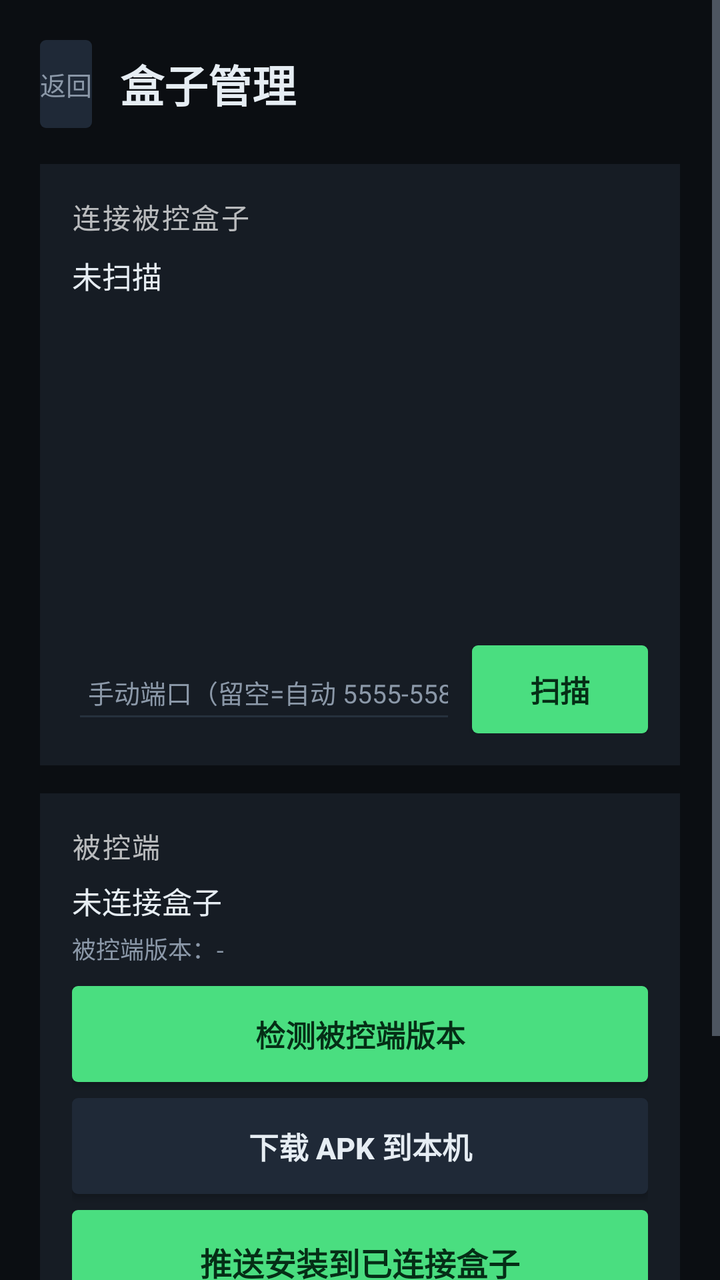
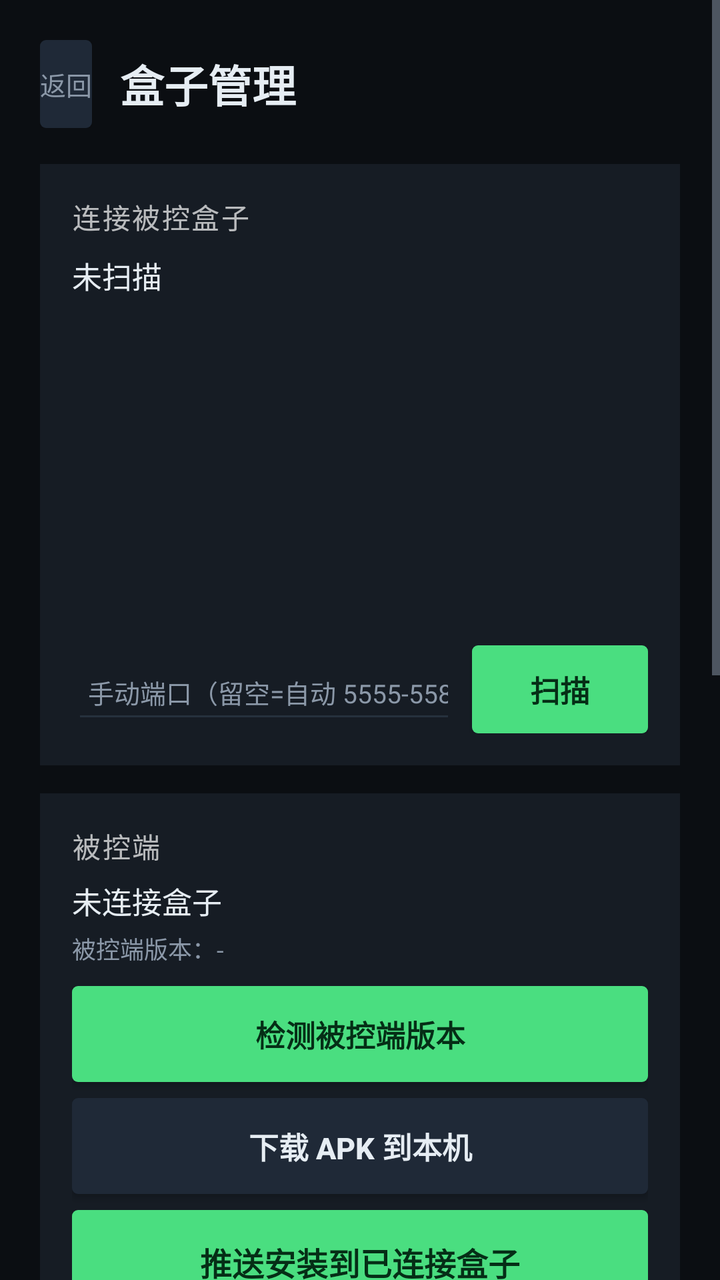

Two renders of the same Android screen: before a commit and after it. Below are the layout's source before the change and the commit's diff.
<!-- AndroidManifest.xml: application theme AppTheme -->
<!-- res/layout/activity_update.xml -->
<?xml version="1.0" encoding="utf-8"?>
<ScrollView xmlns:android="http://schemas.android.com/apk/res/android"
    android:layout_width="match_parent"
    android:layout_height="match_parent"
    android:background="@color/bg"
    android:fillViewport="true">

    <LinearLayout
        android:layout_width="match_parent"
        android:layout_height="wrap_content"
        android:orientation="vertical"
        android:padding="20dp">

        <LinearLayout
            android:layout_width="match_parent"
            android:layout_height="wrap_content"
            android:gravity="center_vertical"
            android:orientation="horizontal">

            <Button
                android:id="@+id/btn_back"
                android:layout_width="wrap_content"
                android:layout_height="44dp"
                android:background="@drawable/bg_btn_secondary"
                android:minWidth="0dp"
                android:text="返回"
                android:textColor="@color/dim"
                android:textSize="13sp" />

            <TextView
                android:layout_width="0dp"
                android:layout_height="wrap_content"
                android:layout_marginStart="14dp"
                android:layout_weight="1"
                android:text="盒子管理"
                android:textColor="@color/text"
                android:textSize="22sp"
                android:textStyle="bold" />
        </LinearLayout>

        <LinearLayout
            style="@style/Card"
            android:layout_width="match_parent"
            android:layout_height="wrap_content"
            android:layout_marginTop="18dp">

            <TextView
                style="@style/SectionTitle"
                android:layout_width="wrap_content"
                android:layout_height="wrap_content"
                android:text="连接被控盒子" />

            <TextView
                android:id="@+id/tv_devices"
                style="@style/Value"
                android:layout_width="match_parent"
                android:layout_height="wrap_content"
                android:layout_marginTop="8dp"
                android:text="未扫描" />

            <ListView
                android:id="@+id/list_devices"
                android:layout_width="match_parent"
                android:layout_height="160dp"
                android:layout_marginTop="6dp"
                android:divider="@color/line"
                android:dividerHeight="1dp" />

            <LinearLayout
                android:layout_width="match_parent"
                android:layout_height="wrap_content"
                android:layout_marginTop="8dp"
                android:gravity="center_vertical"
                android:orientation="horizontal">

                <EditText
                    android:id="@+id/et_port"
                    android:layout_width="0dp"
                    android:layout_height="44dp"
                    android:layout_weight="1"
                    android:backgroundTint="@color/line"
                    android:hint="手动端口（留空=自动 5555-5585）"
                    android:inputType="number"
                    android:paddingStart="8dp"
                    android:textColor="@color/text"
                    android:textColorHint="@color/dim"
                    android:textSize="13sp" />

                <Button
                    android:id="@+id/btn_scan"
                    android:layout_width="wrap_content"
                    android:layout_height="44dp"
                    android:layout_marginStart="8dp"
                    android:background="@drawable/bg_btn_primary"
                    android:text="扫描"
                    android:textColor="@color/accent_dark"
                    android:textSize="15sp"
                    android:textStyle="bold" />
            </LinearLayout>
        </LinearLayout>

        <LinearLayout
            style="@style/Card"
            android:layout_width="match_parent"
            android:layout_height="wrap_content"
            android:layout_marginTop="14dp">

            <TextView
                style="@style/SectionTitle"
                android:layout_width="wrap_content"
                android:layout_height="wrap_content"
                android:text="被控端" />

            <TextView
                android:id="@+id/tv_connected"
                style="@style/Value"
                android:layout_width="match_parent"
                android:layout_height="wrap_content"
                android:layout_marginTop="6dp"
                android:text="未连接盒子" />

            <TextView
                android:id="@+id/tv_remote_ver"
                style="@style/Hint"
                android:layout_width="match_parent"
                android:layout_height="wrap_content"
                android:layout_marginTop="4dp"
                android:text="被控端版本：-" />

            <Button
                android:id="@+id/btn_check_remote"
                android:layout_width="match_parent"
                android:layout_height="48dp"
                android:layout_marginTop="10dp"
                android:background="@drawable/bg_btn_primary"
                android:text="检测被控端版本"
                android:textColor="@color/accent_dark"
                android:textSize="15sp"
                android:textStyle="bold" />

            <Button
                android:id="@+id/btn_download"
                android:layout_width="match_parent"
                android:layout_height="48dp"
                android:layout_marginTop="8dp"
                android:background="@drawable/bg_btn_secondary"
                android:text="下载 APK 到本机"
                android:textColor="@color/text"
                android:textSize="15sp"
                android:textStyle="bold" />

            <Button
                android:id="@+id/btn_install"
                android:layout_width="match_parent"
                android:layout_height="52dp"
                android:layout_marginTop="8dp"
                android:background="@drawable/bg_btn_primary"
                android:text="推送安装到已连接盒子"
                android:textColor="@color/accent_dark"
                android:textSize="16sp"
                android:textStyle="bold" />
        </LinearLayout>

        <TextView
            android:id="@+id/tv_log"
            style="@style/Hint"
            android:layout_width="match_parent"
            android:layout_height="wrap_content"
            android:layout_marginTop="14dp"
            android:text="运行日志：-" />

        <Button
            android:id="@+id/btn_copy_log"
            android:layout_width="match_parent"
            android:layout_height="46dp"
            android:layout_marginTop="10dp"
            android:layout_marginBottom="10dp"
            android:background="@drawable/bg_btn_secondary"
            android:text="一键复制日志"
            android:textColor="@color/text"
            android:textSize="14sp" />
    </LinearLayout>
</ScrollView>
<!-- resources referenced by this layout -->
<resources>
  <color name="accent_dark">#052E16</color>
  <color name="bg">#0B0E12</color>
  <color name="dim">#8B98A8</color>
  <color name="line">#26313D</color>
  <color name="text">#E6EDF3</color>
  <!-- drawable bg_btn_primary (drawable) -->
  <?xml version="1.0" encoding="utf-8"?>
  <selector xmlns:android="http://schemas.android.com/apk/res/android">
      <item android:state_focused="true">
          <shape android:shape="rectangle">
              <solid android:color="@color/accent" />
              <stroke android:width="3dp" android:color="@color/text" />
              <corners android:radius="3dp" />
          </shape>
      </item>
      <item android:state_pressed="true">
          <shape android:shape="rectangle">
              <solid android:color="@color/accent_pressed" />
              <corners android:radius="3dp" />
          </shape>
      </item>
      <item>
          <shape android:shape="rectangle">
              <solid android:color="@color/accent" />
              <corners android:radius="3dp" />
          </shape>
      </item>
  </selector>
  <!-- drawable bg_btn_secondary (drawable) -->
  <?xml version="1.0" encoding="utf-8"?>
  <selector xmlns:android="http://schemas.android.com/apk/res/android">
      <item android:state_focused="true">
          <shape android:shape="rectangle">
              <solid android:color="@color/surface2" />
              <stroke android:width="3dp" android:color="@color/accent" />
              <corners android:radius="3dp" />
          </shape>
      </item>
      <item android:state_pressed="true">
          <shape android:shape="rectangle">
              <solid android:color="@color/line" />
              <corners android:radius="3dp" />
          </shape>
      </item>
      <item>
          <shape android:shape="rectangle">
              <solid android:color="@color/surface2" />
              <corners android:radius="3dp" />
          </shape>
      </item>
  </selector>
  <style name="Card">
          <item name="android:orientation">vertical</item>
          <item name="android:background">@color/surface</item>
          <item name="android:padding">16dp</item>
      </style>
  <style name="Hint">
          <item name="android:textColor">@color/dim</item>
          <item name="android:textSize">12sp</item>
          <item name="android:lineSpacingExtra">3dp</item>
      </style>
  <style name="SectionTitle">
          <item name="android:textColor">@color/accent</item>
          <item name="android:textSize">12sp</item>
          <item name="android:textStyle">bold</item>
      </style>
  <style name="Value">
          <item name="android:textColor">@color/text</item>
          <item name="android:textSize">15sp</item>
          <item name="android:lineSpacingExtra">4dp</item>
      </style>
  <style name="AppTheme" parent="@android:style/Theme.Holo.NoActionBar">
          <item name="android:windowBackground">@color/bg</item>
          <item name="android:textColorPrimary">@color/text</item>
          <item name="android:textColorSecondary">@color/dim</item>
      </style>
  <color name="accent">#4ADE80</color>
  <color name="accent_pressed">#22B45C</color>
  <color name="surface2">#1F2937</color>
  <color name="surface">#161C24</color>
</resources>

<!-- the commit's change to res/layout/activity_update.xml (unified diff, before → after) -->
@@ -161,6 +161,55 @@
                 android:textStyle="bold" />
         </LinearLayout>
 
+        <LinearLayout
+            style="@style/Card"
+            android:layout_width="match_parent"
+            android:layout_height="wrap_content"
+            android:layout_marginTop="14dp"
+            android:orientation="vertical">
+
+            <TextView
+                style="@style/SectionTitle"
+                android:layout_width="wrap_content"
+                android:layout_height="wrap_content"
+                android:text="版本库 · 下载/安装" />
+
+            <TextView
+                android:id="@+id/tv_ver_status"
+                style="@style/Hint"
+                android:layout_width="match_parent"
+                android:layout_height="wrap_content"
+                android:layout_marginTop="6dp"
+                android:text="点「拉取版本列表」，选择版本下载到本机目录；已下载的可用「安装」装到手机或推送到盒子。" />
+
+            <Button
+                android:id="@+id/btn_list_versions"
+                android:layout_width="match_parent"
+                android:layout_height="48dp"
+                android:layout_marginTop="10dp"
+                android:background="@drawable/bg_btn_primary"
+                android:text="拉取版本列表"
+                android:textColor="@color/accent_dark"
+                android:textSize="15sp"
+                android:textStyle="bold" />
+
+            <ListView
+                android:id="@+id/list_versions"
+                android:layout_width="match_parent"
+                android:layout_height="220dp"
+                android:layout_marginTop="8dp"
+                android:divider="@color/line"
+                android:dividerHeight="1dp" />
+
+            <TextView
+                android:id="@+id/tv_local_install"
+                style="@style/Hint"
+                android:layout_width="match_parent"
+                android:layout_height="wrap_content"
+                android:layout_marginTop="8dp"
+                android:text="已下载的 APK 保存在本机下载目录。" />
+        </LinearLayout>
+
         <TextView
             android:id="@+id/tv_log"
             style="@style/Hint"
